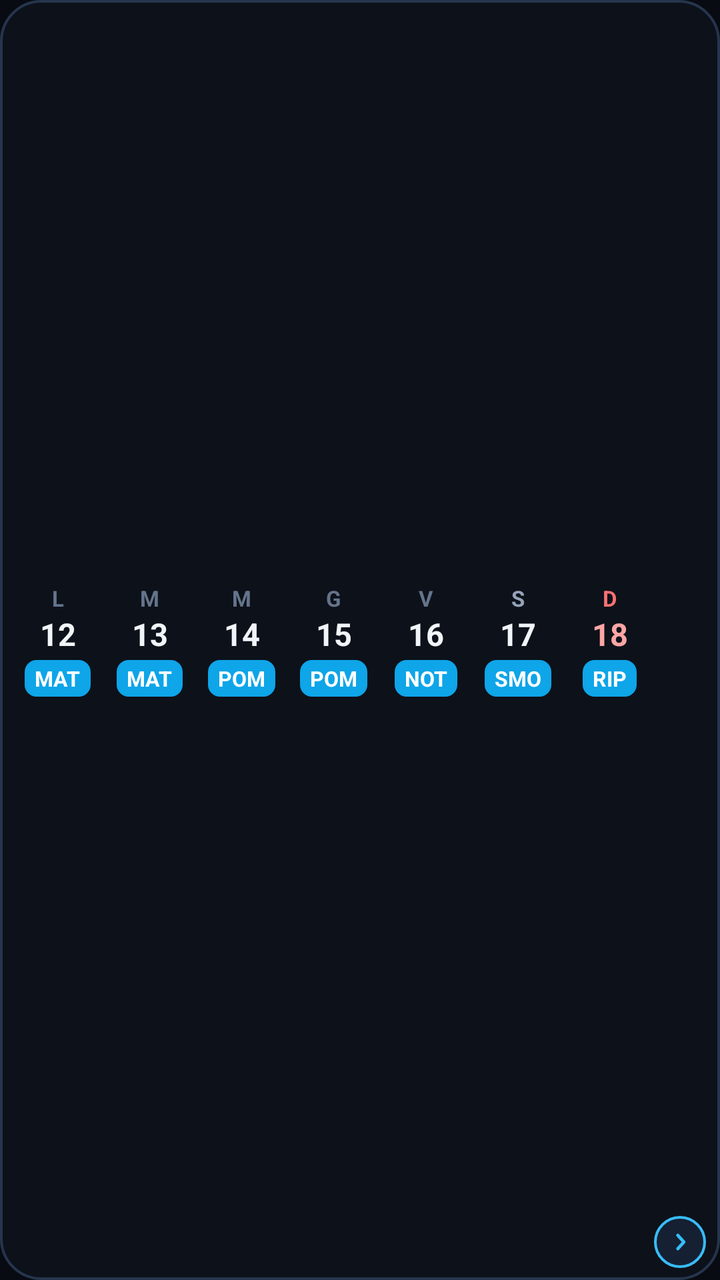
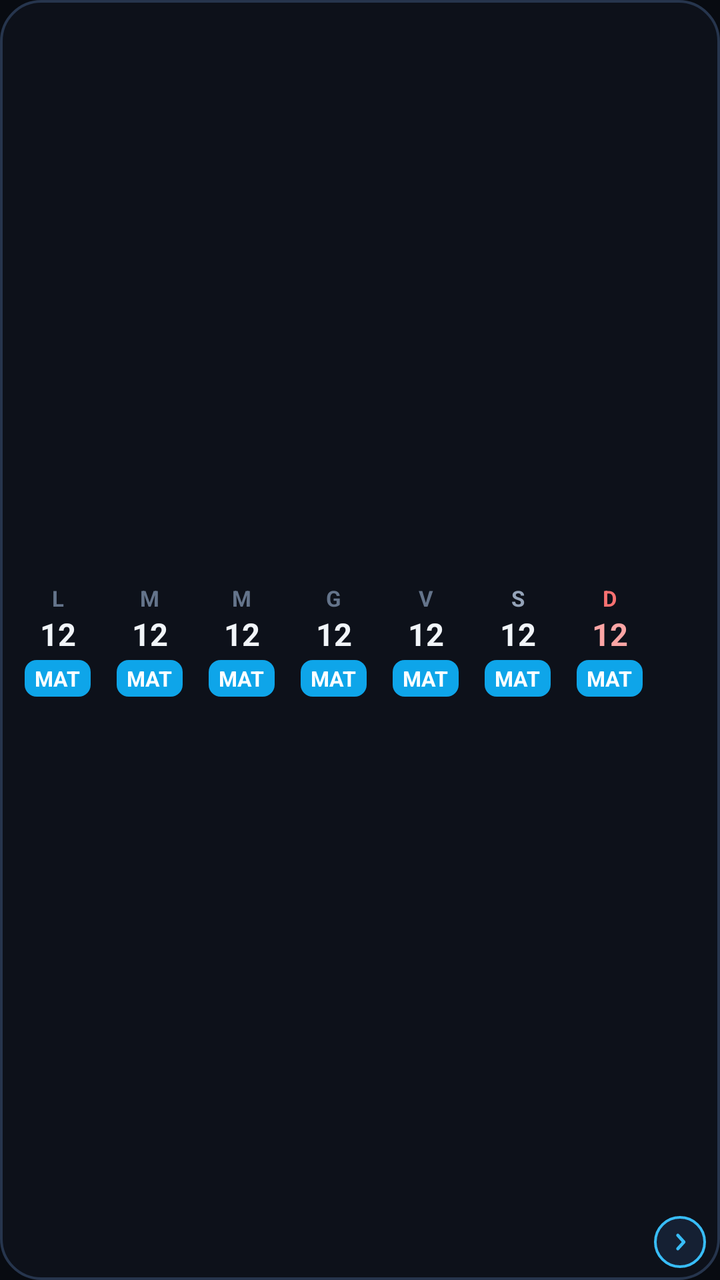

Screens rendered from an Android XML layout before and after an edit, with the pre-edit source and the edit as a unified diff.
<!-- AndroidManifest.xml: application theme Theme.CalendarioTurni -->
<!-- res/layout/widget_week_row.xml -->
<?xml version="1.0" encoding="utf-8"?>
<RelativeLayout xmlns:android="http://schemas.android.com/apk/res/android"
    android:id="@+id/widget_wr_root"
    android:layout_width="match_parent"
    android:layout_height="match_parent"
    android:background="@drawable/bg_widget_container"
    android:paddingStart="6dp"
    android:paddingTop="5dp"
    android:paddingEnd="6dp"
    android:paddingBottom="5dp">

    
    <LinearLayout
        android:id="@+id/wr_days_row"
        android:layout_width="match_parent"
        android:layout_height="match_parent"
        android:gravity="center"
        android:orientation="horizontal"
        android:paddingEnd="26dp">

        
        <LinearLayout
            android:id="@+id/cell_wr_0"
            android:layout_width="0dp"
            android:layout_height="match_parent"
            android:layout_weight="1"
            android:gravity="center"
            android:orientation="vertical"
            android:padding="2dp">

            <TextView
                android:id="@+id/wr_day_name_0"
                android:layout_width="wrap_content"
                android:layout_height="wrap_content"
                android:text="L"
                android:textColor="#64748B"
                android:textSize="11sp"
                android:textStyle="bold" />

            <TextView
                android:id="@+id/wr_day_num_0"
                android:layout_width="wrap_content"
                android:layout_height="wrap_content"
                android:text="12"
                android:textColor="#F1F5F9"
                android:textSize="15.5sp"
                android:textStyle="bold" />

            <TextView
                android:id="@+id/wr_shift_code_0"
                android:layout_width="wrap_content"
                android:layout_height="wrap_content"
                android:layout_marginTop="2.5dp"
                android:background="@drawable/bg_widget_badge"
                android:paddingStart="5dp"
                android:paddingTop="2dp"
                android:paddingEnd="5dp"
                android:paddingBottom="2dp"
                android:text="MAT"
                android:textColor="#FFFFFF"
                android:textSize="10.5sp"
                android:textStyle="bold" />
        </LinearLayout>

        
        <LinearLayout
            android:id="@+id/cell_wr_1"
            android:layout_width="0dp"
            android:layout_height="match_parent"
            android:layout_weight="1"
            android:gravity="center"
            android:orientation="vertical"
            android:padding="2dp">

            <TextView
                android:id="@+id/wr_day_name_1"
                android:layout_width="wrap_content"
                android:layout_height="wrap_content"
                android:text="M"
                android:textColor="#64748B"
                android:textSize="11sp"
                android:textStyle="bold" />

            <TextView
                android:id="@+id/wr_day_num_1"
                android:layout_width="wrap_content"
                android:layout_height="wrap_content"
                android:text="13"
                android:textColor="#F1F5F9"
                android:textSize="15.5sp"
                android:textStyle="bold" />

            <TextView
                android:id="@+id/wr_shift_code_1"
                android:layout_width="wrap_content"
                android:layout_height="wrap_content"
                android:layout_marginTop="2.5dp"
                android:background="@drawable/bg_widget_badge"
                android:paddingStart="5dp"
                android:paddingTop="2dp"
                android:paddingEnd="5dp"
                android:paddingBottom="2dp"
                android:text="MAT"
                android:textColor="#FFFFFF"
                android:textSize="10.5sp"
                android:textStyle="bold" />
        </LinearLayout>

        
        <LinearLayout
            android:id="@+id/cell_wr_2"
            android:layout_width="0dp"
            android:layout_height="match_parent"
            android:layout_weight="1"
            android:gravity="center"
            android:orientation="vertical"
            android:padding="2dp">

            <TextView
                android:id="@+id/wr_day_name_2"
                android:layout_width="wrap_content"
                android:layout_height="wrap_content"
                android:text="M"
                android:textColor="#64748B"
                android:textSize="11sp"
                android:textStyle="bold" />

            <TextView
                android:id="@+id/wr_day_num_2"
                android:layout_width="wrap_content"
                android:layout_height="wrap_content"
                android:text="14"
                android:textColor="#F1F5F9"
                android:textSize="15.5sp"
                android:textStyle="bold" />

            <TextView
                android:id="@+id/wr_shift_code_2"
                android:layout_width="wrap_content"
                android:layout_height="wrap_content"
                android:layout_marginTop="2.5dp"
                android:background="@drawable/bg_widget_badge"
                android:paddingStart="5dp"
                android:paddingTop="2dp"
                android:paddingEnd="5dp"
                android:paddingBottom="2dp"
                android:text="POM"
                android:textColor="#FFFFFF"
                android:textSize="10.5sp"
                android:textStyle="bold" />
        </LinearLayout>

        
        <LinearLayout
            android:id="@+id/cell_wr_3"
            android:layout_width="0dp"
            android:layout_height="match_parent"
            android:layout_weight="1"
            android:gravity="center"
            android:orientation="vertical"
            android:padding="2dp">

            <TextView
                android:id="@+id/wr_day_name_3"
                android:layout_width="wrap_content"
                android:layout_height="wrap_content"
                android:text="G"
                android:textColor="#64748B"
                android:textSize="11sp"
                android:textStyle="bold" />

            <TextView
                android:id="@+id/wr_day_num_3"
                android:layout_width="wrap_content"
                android:layout_height="wrap_content"
                android:text="15"
                android:textColor="#F1F5F9"
                android:textSize="15.5sp"
                android:textStyle="bold" />

            <TextView
                android:id="@+id/wr_shift_code_3"
                android:layout_width="wrap_content"
                android:layout_height="wrap_content"
                android:layout_marginTop="2.5dp"
                android:background="@drawable/bg_widget_badge"
                android:paddingStart="5dp"
                android:paddingTop="2dp"
                android:paddingEnd="5dp"
                android:paddingBottom="2dp"
                android:text="POM"
                android:textColor="#FFFFFF"
                android:textSize="10.5sp"
                android:textStyle="bold" />
        </LinearLayout>

        
        <LinearLayout
            android:id="@+id/cell_wr_4"
            android:layout_width="0dp"
            android:layout_height="match_parent"
            android:layout_weight="1"
            android:gravity="center"
            android:orientation="vertical"
            android:padding="2dp">

            <TextView
                android:id="@+id/wr_day_name_4"
                android:layout_width="wrap_content"
                android:layout_height="wrap_content"
                android:text="V"
                android:textColor="#64748B"
                android:textSize="11sp"
                android:textStyle="bold" />

            <TextView
                android:id="@+id/wr_day_num_4"
                android:layout_width="wrap_content"
                android:layout_height="wrap_content"
                android:text="16"
                android:textColor="#F1F5F9"
                android:textSize="15.5sp"
                android:textStyle="bold" />

            <TextView
                android:id="@+id/wr_shift_code_4"
                android:layout_width="wrap_content"
                android:layout_height="wrap_content"
                android:layout_marginTop="2.5dp"
                android:background="@drawable/bg_widget_badge"
                android:paddingStart="5dp"
                android:paddingTop="2dp"
                android:paddingEnd="5dp"
                android:paddingBottom="2dp"
                android:text="NOT"
                android:textColor="#FFFFFF"
                android:textSize="10.5sp"
                android:textStyle="bold" />
        </LinearLayout>

        
        <LinearLayout
            android:id="@+id/cell_wr_5"
            android:layout_width="0dp"
            android:layout_height="match_parent"
            android:layout_weight="1"
            android:gravity="center"
            android:orientation="vertical"
            android:padding="2dp">

            <TextView
                android:id="@+id/wr_day_name_5"
                android:layout_width="wrap_content"
                android:layout_height="wrap_content"
                android:text="S"
                android:textColor="#94A3B8"
                android:textSize="11sp"
                android:textStyle="bold" />

            <TextView
                android:id="@+id/wr_day_num_5"
                android:layout_width="wrap_content"
                android:layout_height="wrap_content"
                android:text="17"
                android:textColor="#F1F5F9"
                android:textSize="15.5sp"
                android:textStyle="bold" />

            <TextView
                android:id="@+id/wr_shift_code_5"
                android:layout_width="wrap_content"
                android:layout_height="wrap_content"
                android:layout_marginTop="2.5dp"
                android:background="@drawable/bg_widget_badge"
                android:paddingStart="5dp"
                android:paddingTop="2dp"
                android:paddingEnd="5dp"
                android:paddingBottom="2dp"
                android:text="SMO"
                android:textColor="#FFFFFF"
                android:textSize="10.5sp"
                android:textStyle="bold" />
        </LinearLayout>

        
        <LinearLayout
            android:id="@+id/cell_wr_6"
            android:layout_width="0dp"
            android:layout_height="match_parent"
            android:layout_weight="1"
            android:gravity="center"
            android:orientation="vertical"
            android:padding="2dp">

            <TextView
                android:id="@+id/wr_day_name_6"
                android:layout_width="wrap_content"
                android:layout_height="wrap_content"
                android:text="D"
                android:textColor="#F87171"
                android:textSize="11sp"
                android:textStyle="bold" />

            <TextView
                android:id="@+id/wr_day_num_6"
                android:layout_width="wrap_content"
                android:layout_height="wrap_content"
                android:text="18"
                android:textColor="#FCA5A5"
                android:textSize="15.5sp"
                android:textStyle="bold" />

            <TextView
                android:id="@+id/wr_shift_code_6"
                android:layout_width="wrap_content"
                android:layout_height="wrap_content"
                android:layout_marginTop="2.5dp"
                android:background="@drawable/bg_widget_badge"
                android:paddingStart="5dp"
                android:paddingTop="2dp"
                android:paddingEnd="5dp"
                android:paddingBottom="2dp"
                android:text="RIP"
                android:textColor="#FFFFFF"
                android:textSize="10.5sp"
                android:textStyle="bold" />
        </LinearLayout>

    </LinearLayout>

    
    <LinearLayout
        android:id="@+id/wr_nav_container"
        android:layout_width="wrap_content"
        android:layout_height="wrap_content"
        android:layout_alignParentEnd="true"
        android:layout_alignParentBottom="true"
        android:gravity="center_vertical"
        android:orientation="horizontal"
        android:padding="1dp">

        <ImageView
            android:id="@+id/btn_wr_prev"
            android:layout_width="26dp"
            android:layout_height="26dp"
            android:layout_marginEnd="4dp"
            android:background="@drawable/bg_widget_nav_btn"
            android:padding="5.5dp"
            android:scaleType="centerInside"
            android:src="@drawable/ic_widget_chevron_left"
            android:visibility="gone" />

        <ImageView
            android:id="@+id/btn_wr_next"
            android:layout_width="26dp"
            android:layout_height="26dp"
            android:background="@drawable/bg_widget_nav_btn"
            android:padding="5.5dp"
            android:scaleType="centerInside"
            android:src="@drawable/ic_widget_chevron_right" />
    </LinearLayout>

</RelativeLayout>
<!-- resources referenced by this layout -->
<resources>
  <!-- drawable bg_widget_badge (drawable) -->
  <?xml version="1.0" encoding="utf-8"?>
  <shape xmlns:android="http://schemas.android.com/apk/res/android"
      android:shape="rectangle">
      <solid android:color="#0EA5E9" />
      <corners android:radius="6dp" />
  </shape>
  <!-- drawable bg_widget_container (drawable) -->
  <?xml version="1.0" encoding="utf-8"?>
  <shape xmlns:android="http://schemas.android.com/apk/res/android"
      android:shape="rectangle">
      <solid android:color="#0D111A" />
      <corners android:radius="20dp" />
      <stroke
          android:width="1.2dp"
          android:color="#26354D" />
  </shape>
  <!-- drawable bg_widget_nav_btn (drawable) -->
  <?xml version="1.0" encoding="utf-8"?>
  <shape xmlns:android="http://schemas.android.com/apk/res/android"
      android:shape="oval">
      <solid android:color="#152033" />
      <stroke
          android:width="1.2dp"
          android:color="#38BDF8" />
  </shape>
  <!-- drawable ic_widget_chevron_left (drawable) -->
  <?xml version="1.0" encoding="utf-8"?>
  <vector xmlns:android="http://schemas.android.com/apk/res/android"
      android:width="24dp"
      android:height="24dp"
      android:viewportWidth="24"
      android:viewportHeight="24">
      <path
          android:fillColor="#00000000"
          android:strokeColor="#38BDF8"
          android:strokeWidth="2.6"
          android:strokeLineCap="round"
          android:strokeLineJoin="round"
          android:pathData="M 13.8, 6.5 L 8.8, 12.0 L 13.8, 17.5" />
  </vector>
  <!-- drawable ic_widget_chevron_right (drawable) -->
  <?xml version="1.0" encoding="utf-8"?>
  <vector xmlns:android="http://schemas.android.com/apk/res/android"
      android:width="24dp"
      android:height="24dp"
      android:viewportWidth="24"
      android:viewportHeight="24">
      <path
          android:fillColor="#00000000"
          android:strokeColor="#38BDF8"
          android:strokeWidth="2.6"
          android:strokeLineCap="round"
          android:strokeLineJoin="round"
          android:pathData="M 10.2, 6.5 L 15.2, 12.0 L 10.2, 17.5" />
  </vector>
  <style name="Theme.CalendarioTurni" parent="android:Theme.Material.NoActionBar">
          <item name="android:statusBarColor">#080B11</item>
          <item name="android:navigationBarColor">#080B11</item>
          <item name="android:windowBackground">#080B11</item>
      </style>
</resources>

<!-- the commit's change to res/layout/widget_week_row.xml (unified diff, before → after) -->
@@ -17,7 +17,6 @@
         android:gravity="center"
         android:orientation="horizontal"
         android:paddingEnd="26dp">
-
         
         <LinearLayout
             android:id="@+id/cell_wr_0"
@@ -60,8 +59,40 @@
                 android:textColor="#FFFFFF"
                 android:textSize="10.5sp"
                 android:textStyle="bold" />
-        </LinearLayout>
-
+
+            <LinearLayout
+                android:id="@+id/wr_dots_0"
+                android:layout_width="wrap_content"
+                android:layout_height="wrap_content"
+                android:layout_marginTop="2dp"
+                android:gravity="center"
+                android:orientation="horizontal"
+                android:visibility="gone">
+
+                <ImageView
+                    android:id="@+id/wr_dot_0_1"
+                    android:layout_width="4dp"
+                    android:layout_height="4dp"
+                    android:layout_marginEnd="1.5dp"
+                    android:src="@drawable/bg_widget_dot"
+                    android:visibility="gone" />
+
+                <ImageView
+                    android:id="@+id/wr_dot_0_2"
+                    android:layout_width="4dp"
+                    android:layout_height="4dp"
+                    android:layout_marginEnd="1.5dp"
+                    android:src="@drawable/bg_widget_dot"
+                    android:visibility="gone" />
+
+                <ImageView
+                    android:id="@+id/wr_dot_0_3"
+                    android:layout_width="4dp"
+                    android:layout_height="4dp"
+                    android:src="@drawable/bg_widget_dot"
+                    android:visibility="gone" />
+            </LinearLayout>
+        </LinearLayout>
         
         <LinearLayout
             android:id="@+id/cell_wr_1"
@@ -85,7 +116,7 @@
                 android:id="@+id/wr_day_num_1"
                 android:layout_width="wrap_content"
                 android:layout_height="wrap_content"
-                android:text="13"
+                android:text="12"
                 android:textColor="#F1F5F9"
                 android:textSize="15.5sp"
                 android:textStyle="bold" />
@@ -104,8 +135,40 @@
                 android:textColor="#FFFFFF"
                 android:textSize="10.5sp"
                 android:textStyle="bold" />
-        </LinearLayout>
-
+
+            <LinearLayout
+                android:id="@+id/wr_dots_1"
+                android:layout_width="wrap_content"
+                android:layout_height="wrap_content"
+                android:layout_marginTop="2dp"
+                android:gravity="center"
+                android:orientation="horizontal"
+                android:visibility="gone">
+
+                <ImageView
+                    android:id="@+id/wr_dot_1_1"
+                    android:layout_width="4dp"
+                    android:layout_height="4dp"
+                    android:layout_marginEnd="1.5dp"
+                    android:src="@drawable/bg_widget_dot"
+                    android:visibility="gone" />
+
+                <ImageView
+                    android:id="@+id/wr_dot_1_2"
+                    android:layout_width="4dp"
+                    android:layout_height="4dp"
+                    android:layout_marginEnd="1.5dp"
+                    android:src="@drawable/bg_widget_dot"
+                    android:visibility="gone" />
+
+                <ImageView
+                    android:id="@+id/wr_dot_1_3"
+                    android:layout_width="4dp"
+                    android:layout_height="4dp"
+                    android:src="@drawable/bg_widget_dot"
+                    android:visibility="gone" />
+            </LinearLayout>
+        </LinearLayout>
         
         <LinearLayout
             android:id="@+id/cell_wr_2"
@@ -129,7 +192,7 @@
                 android:id="@+id/wr_day_num_2"
                 android:layout_width="wrap_content"
                 android:layout_height="wrap_content"
-                android:text="14"
+                android:text="12"
                 android:textColor="#F1F5F9"
                 android:textSize="15.5sp"
                 android:textStyle="bold" />
@@ -144,12 +207,44 @@
                 android:paddingTop="2dp"
                 android:paddingEnd="5dp"
                 android:paddingBottom="2dp"
-                android:text="POM"
-                android:textColor="#FFFFFF"
-                android:textSize="10.5sp"
-                android:textStyle="bold" />
-        </LinearLayout>
-
+                android:text="MAT"
+                android:textColor="#FFFFFF"
+                android:textSize="10.5sp"
+                android:textStyle="bold" />
+
+            <LinearLayout
+                android:id="@+id/wr_dots_2"
+                android:layout_width="wrap_content"
+                android:layout_height="wrap_content"
+                android:layout_marginTop="2dp"
+                android:gravity="center"
+                android:orientation="horizontal"
+                android:visibility="gone">
+
+                <ImageView
+                    android:id="@+id/wr_dot_2_1"
+                    android:layout_width="4dp"
+                    android:layout_height="4dp"
+                    android:layout_marginEnd="1.5dp"
+                    android:src="@drawable/bg_widget_dot"
+                    android:visibility="gone" />
+
+                <ImageView
+                    android:id="@+id/wr_dot_2_2"
+                    android:layout_width="4dp"
+                    android:layout_height="4dp"
+                    android:layout_marginEnd="1.5dp"
+                    android:src="@drawable/bg_widget_dot"
+                    android:visibility="gone" />
+
+                <ImageView
+                    android:id="@+id/wr_dot_2_3"
+                    android:layout_width="4dp"
+                    android:layout_height="4dp"
+                    android:src="@drawable/bg_widget_dot"
+                    android:visibility="gone" />
+            </LinearLayout>
+        </LinearLayout>
         
         <LinearLayout
             android:id="@+id/cell_wr_3"
@@ -173,7 +268,7 @@
                 android:id="@+id/wr_day_num_3"
                 android:layout_width="wrap_content"
                 android:layout_height="wrap_content"
-                android:text="15"
+                android:text="12"
                 android:textColor="#F1F5F9"
                 android:textSize="15.5sp"
                 android:textStyle="bold" />
@@ -188,12 +283,44 @@
                 android:paddingTop="2dp"
                 android:paddingEnd="5dp"
                 android:paddingBottom="2dp"
-                android:text="POM"
-                android:textColor="#FFFFFF"
-                android:textSize="10.5sp"
-                android:textStyle="bold" />
-        </LinearLayout>
-
+                android:text="MAT"
+                android:textColor="#FFFFFF"
+                android:textSize="10.5sp"
+                android:textStyle="bold" />
+
+            <LinearLayout
+                android:id="@+id/wr_dots_3"
+                android:layout_width="wrap_content"
+                android:layout_height="wrap_content"
+                android:layout_marginTop="2dp"
+                android:gravity="center"
+                android:orientation="horizontal"
+                android:visibility="gone">
+
+                <ImageView
+                    android:id="@+id/wr_dot_3_1"
+                    android:layout_width="4dp"
+                    android:layout_height="4dp"
+                    android:layout_marginEnd="1.5dp"
+                    android:src="@drawable/bg_widget_dot"
+                    android:visibility="gone" />
+
+                <ImageView
+                    android:id="@+id/wr_dot_3_2"
+                    android:layout_width="4dp"
+                    android:layout_height="4dp"
+                    android:layout_marginEnd="1.5dp"
+                    android:src="@drawable/bg_widget_dot"
+                    android:visibility="gone" />
+
+                <ImageView
+                    android:id="@+id/wr_dot_3_3"
+                    android:layout_width="4dp"
+                    android:layout_height="4dp"
+                    android:src="@drawable/bg_widget_dot"
+                    android:visibility="gone" />
+            </LinearLayout>
+        </LinearLayout>
         
         <LinearLayout
             android:id="@+id/cell_wr_4"
@@ -217,7 +344,7 @@
                 android:id="@+id/wr_day_num_4"
                 android:layout_width="wrap_content"
                 android:layout_height="wrap_content"
-                android:text="16"
+                android:text="12"
                 android:textColor="#F1F5F9"
                 android:textSize="15.5sp"
                 android:textStyle="bold" />
@@ -232,12 +359,44 @@
                 android:paddingTop="2dp"
                 android:paddingEnd="5dp"
                 android:paddingBottom="2dp"
-                android:text="NOT"
-                android:textColor="#FFFFFF"
-                android:textSize="10.5sp"
-                android:textStyle="bold" />
-        </LinearLayout>
-
+                android:text="MAT"
+                android:textColor="#FFFFFF"
+                android:textSize="10.5sp"
+                android:textStyle="bold" />
+
+            <LinearLayout
+                android:id="@+id/wr_dots_4"
+                android:layout_width="wrap_content"
+                android:layout_height="wrap_content"
+                android:layout_marginTop="2dp"
+                android:gravity="center"
+                android:orientation="horizontal"
+                android:visibility="gone">
+
+                <ImageView
+                    android:id="@+id/wr_dot_4_1"
+                    android:layout_width="4dp"
+                    android:layout_height="4dp"
+                    android:layout_marginEnd="1.5dp"
+                    android:src="@drawable/bg_widget_dot"
+                    android:visibility="gone" />
+
+                <ImageView
+                    android:id="@+id/wr_dot_4_2"
+                    android:layout_width="4dp"
+                    android:layout_height="4dp"
+                    android:layout_marginEnd="1.5dp"
+                    android:src="@drawable/bg_widget_dot"
+                    android:visibility="gone" />
+
+                <ImageView
+                    android:id="@+id/wr_dot_4_3"
+                    android:layout_width="4dp"
+                    android:layout_height="4dp"
+                    android:src="@drawable/bg_widget_dot"
+                    android:visibility="gone" />
+            </LinearLayout>
+        </LinearLayout>
         
         <LinearLayout
             android:id="@+id/cell_wr_5"
@@ -261,7 +420,7 @@
                 android:id="@+id/wr_day_num_5"
                 android:layout_width="wrap_content"
                 android:layout_height="wrap_content"
-                android:text="17"
+                android:text="12"
                 android:textColor="#F1F5F9"
                 android:textSize="15.5sp"
                 android:textStyle="bold" />
@@ -276,12 +435,44 @@
                 android:paddingTop="2dp"
                 android:paddingEnd="5dp"
                 android:paddingBottom="2dp"
-                android:text="SMO"
-                android:textColor="#FFFFFF"
-                android:textSize="10.5sp"
-                android:textStyle="bold" />
-        </LinearLayout>
-
+                android:text="MAT"
+                android:textColor="#FFFFFF"
+                android:textSize="10.5sp"
+                android:textStyle="bold" />
+
+            <LinearLayout
+                android:id="@+id/wr_dots_5"
+                android:layout_width="wrap_content"
+                android:layout_height="wrap_content"
+                android:layout_marginTop="2dp"
+                android:gravity="center"
+                android:orientation="horizontal"
+                android:visibility="gone">
+
+                <ImageView
+                    android:id="@+id/wr_dot_5_1"
+                    android:layout_width="4dp"
+                    android:layout_height="4dp"
+                    android:layout_marginEnd="1.5dp"
+                    android:src="@drawable/bg_widget_dot"
+                    android:visibility="gone" />
+
+                <ImageView
+                    android:id="@+id/wr_dot_5_2"
+                    android:layout_width="4dp"
+                    android:layout_height="4dp"
+                    android:layout_marginEnd="1.5dp"
+                    android:src="@drawable/bg_widget_dot"
+                    android:visibility="gone" />
+
+                <ImageView
+                    android:id="@+id/wr_dot_5_3"
+                    android:layout_width="4dp"
+                    android:layout_height="4dp"
+                    android:src="@drawable/bg_widget_dot"
+                    android:visibility="gone" />
+            </LinearLayout>
+        </LinearLayout>
         
         <LinearLayout
             android:id="@+id/cell_wr_6"
@@ -305,7 +496,7 @@
                 android:id="@+id/wr_day_num_6"
                 android:layout_width="wrap_content"
                 android:layout_height="wrap_content"
-                android:text="18"
+                android:text="12"
                 android:textColor="#FCA5A5"
                 android:textSize="15.5sp"
                 android:textStyle="bold" />
@@ -320,12 +511,44 @@
                 android:paddingTop="2dp"
                 android:paddingEnd="5dp"
                 android:paddingBottom="2dp"
-                android:text="RIP"
-                android:textColor="#FFFFFF"
-                android:textSize="10.5sp"
-                android:textStyle="bold" />
-        </LinearLayout>
-
+                android:text="MAT"
+                android:textColor="#FFFFFF"
+                android:textSize="10.5sp"
+                android:textStyle="bold" />
+
+            <LinearLayout
+                android:id="@+id/wr_dots_6"
+                android:layout_width="wrap_content"
+                android:layout_height="wrap_content"
+                android:layout_marginTop="2dp"
+                android:gravity="center"
+                android:orientation="horizontal"
+                android:visibility="gone">
+
+                <ImageView
+                    android:id="@+id/wr_dot_6_1"
+                    android:layout_width="4dp"
+                    android:layout_height="4dp"
+                    android:layout_marginEnd="1.5dp"
+                    android:src="@drawable/bg_widget_dot"
+                    android:visibility="gone" />
+
+                <ImageView
+                    android:id="@+id/wr_dot_6_2"
+                    android:layout_width="4dp"
+                    android:layout_height="4dp"
+                    android:layout_marginEnd="1.5dp"
+                    android:src="@drawable/bg_widget_dot"
+                    android:visibility="gone" />
+
+                <ImageView
+                    android:id="@+id/wr_dot_6_3"
+                    android:layout_width="4dp"
+                    android:layout_height="4dp"
+                    android:src="@drawable/bg_widget_dot"
+                    android:visibility="gone" />
+            </LinearLayout>
+        </LinearLayout>
     </LinearLayout>
 
     
<!-- resource entries referenced after the edit -->
@@ -16,6 +16,15 @@
       <stroke
           android:width="1.2dp"
           android:color="#26354D" />
+  </shape>
+  <!-- drawable bg_widget_dot (drawable) -->
+  <?xml version="1.0" encoding="utf-8"?>
+  <shape xmlns:android="http://schemas.android.com/apk/res/android"
+      android:shape="oval">
+      <solid android:color="#FFFFFF" />
+      <size
+          android:width="4.5dp"
+          android:height="4.5dp" />
   </shape>
   <!-- drawable bg_widget_nav_btn (drawable) -->
   <?xml version="1.0" encoding="utf-8"?>
